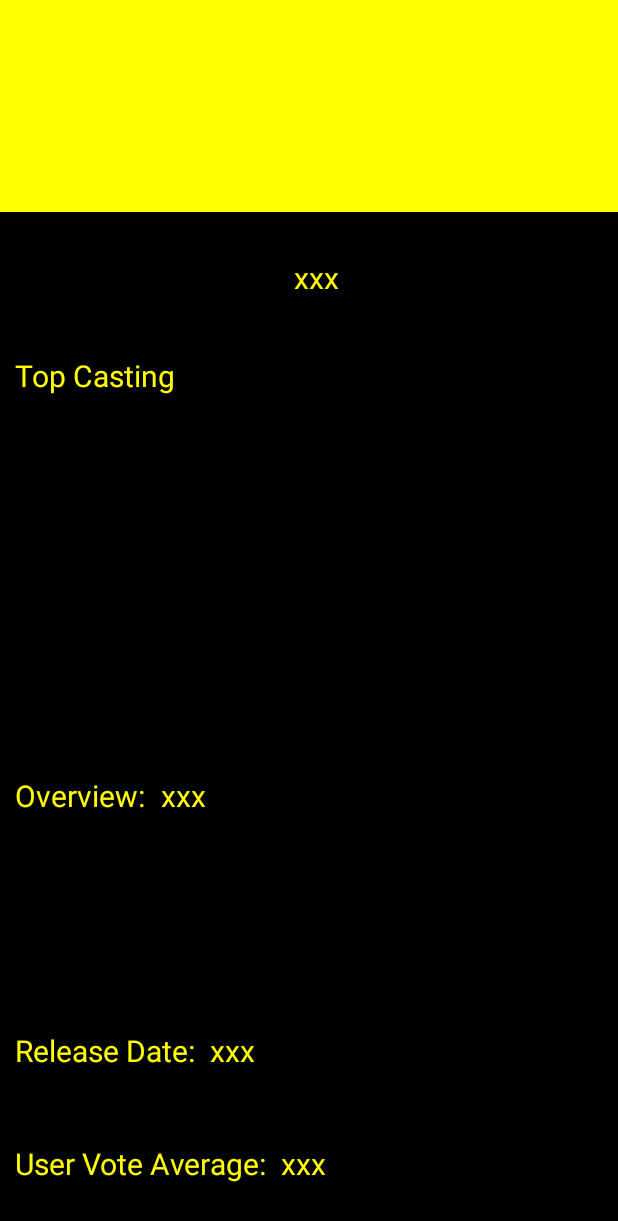
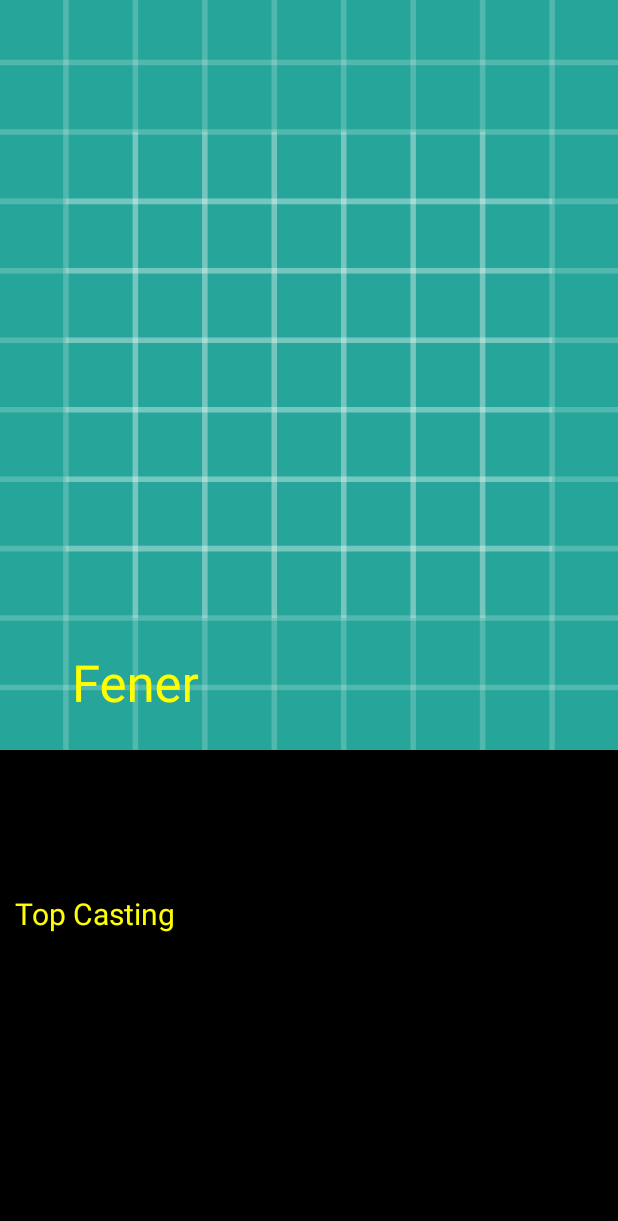
Before and after one commit to enofeb/CinemaApp, an Android app: the DetailActivity screen opened directly, with no data from a screen before it, on a phone screen of 412 x 824 dp. Shown: the top 1221 px of the screen. Run offline under Robolectric (Android 15) with nearby library versions, the phone set to English and light mode, and no system bars; our stand-ins replace ButterKnife, Dagger/Hilt's generated code, RxJava; pictures from the network do not load; 1 statement that could not run was skipped.

Commit message:
added:Collapsing Toolbar to show  bigger Movie Poster

```diff
--- a/app/build.gradle
+++ b/app/build.gradle
@@ -1,7 +1,7 @@
 apply plugin: 'com.android.application'
 apply plugin: 'realm-android'
 apply plugin: 'com.google.gms.google-services'
-apply from:   'dependencies.gradle'
+apply from: 'dependencies.gradle'
 android {
     compileSdkVersion 28
     buildToolsVersion '28.0.3'
@@ -43,6 +43,7 @@ dependencies {
     implementation butterknifeDependencies.values()
     implementation androidDesignDependencies.values()
     implementation androidLifeCycleDependencies.values()
+    implementation 'com.android.support.constraint:constraint-layout:1.1.3'
     androidTestImplementation androidTestDependencies.values()
     annotationProcessor androidAnnotationProcessor.values()
 
--- a/app/src/main/java/com/example/enes/cinemaapp/activity/DetailActivity.java
+++ b/app/src/main/java/com/example/enes/cinemaapp/activity/DetailActivity.java
@@ -1,13 +1,16 @@
 package com.example.enes.cinemaapp.activity;
+import com.bumptech.glide.Glide;
 import com.example.enes.cinemaapp.activity.adapter.CastAdapter;
 import com.example.enes.cinemaapp.data.model.Cast;
 import com.example.enes.cinemaapp.data.model.Movie;
+import android.graphics.Color;
 import android.os.Bundle;
 import android.support.annotation.CallSuper;
+import android.support.design.widget.CollapsingToolbarLayout;
 import android.support.v7.widget.RecyclerView;
+import android.support.v7.widget.Toolbar;
 import android.widget.ImageView;
 import android.widget.TextView;
-import com.bumptech.glide.Glide;
 import com.example.enes.cinemaapp.R;
 import com.example.enes.cinemaapp.DaggerApp;
 import com.example.enes.cinemaapp.movie.contract.DetailContract;
@@ -25,8 +28,9 @@ public class DetailActivity extends BaseActivity implements DetailContract.CastV
     private CastAdapter mCastAdapter;
     private List<Cast> mCastList;
 
+    @BindView(R.id.toolbar) Toolbar toolbar;
+    @BindView(R.id.collapsing_toolbar) CollapsingToolbarLayout collapsingToolbarLayout;
     @BindView(R.id.movie_image) ImageView mIvMovie;
-    @BindView(R.id.movie_name) TextView mIvName;
     @BindView(R.id.movie_overview) TextView mIvOverview;
     @BindView(R.id.movie_release_date) TextView mIvReleaseDate;
     @BindView(R.id.movie_vote_average) TextView mIvVoteAvg;
@@ -54,22 +58,26 @@ public class DetailActivity extends BaseActivity implements DetailContract.CastV
     @Override
     protected void initView() {
 
+        setSupportActionBar(toolbar);
+        collapsingToolbarLayout.setExpandedTitleColor(Color.YELLOW);
+        collapsingToolbarLayout.setCollapsedTitleTextColor(Color.YELLOW);
+
         if(getIntent().hasExtra(DETAIL_VIEW)){
             mMovie=getIntent().getParcelableExtra(DETAIL_VIEW);
             Glide.with(this).load(MOVIE_URL+mMovie.getImagePath()).into(mIvMovie);
-            mIvName.setText(mMovie.getTitle());
+
+            collapsingToolbarLayout.setTitle(mMovie.getTitle());
             mIvOverview.setText(mMovie.getOverView());
             mIvVoteAvg.setText(mMovie.getVoteAverage().toString());
             mIvReleaseDate.setText(mMovie.getReleaseDate());
             mCastList=new ArrayList<>();
             mCastAdapter=new CastAdapter(this,mCastList);
             mRecyclerView.setAdapter(mCastAdapter);
-
-
         }
     }
     @Override
     protected int getContentView() {
         return R.layout.movie_content_detail_layout;
     }
+
 }
--- a/app/src/main/java/com/example/enes/cinemaapp/data/DataManagerImp.java
+++ b/app/src/main/java/com/example/enes/cinemaapp/data/DataManagerImp.java
@@ -4,7 +4,6 @@ import android.support.annotation.Nullable;
 import android.util.Log;
 import com.example.enes.cinemaapp.data.database.IDatabase;
 import com.example.enes.cinemaapp.data.model.Movie;
-import com.example.enes.cinemaapp.data.model.MovieGetting;
 import com.example.enes.cinemaapp.service.Service;
 import java.util.List;
 import javax.inject.Singleton;
@@ -16,8 +15,6 @@ import static com.example.enes.cinemaapp.utils.Constants.CREDITS;
 
 @Singleton
 public class DataManagerImp implements DataManager {
-
-    private static final String TAG=DataManagerImp.class.getName();
 
     @NonNull
     private final   Service mService;
@@ -35,7 +32,6 @@ public class DataManagerImp implements DataManager {
 
         Observable<Movie> movieObservable=mService.getPopularMovies(page)
                 .subscribeOn(Schedulers.io())
-                .doOnSuccess(movieMovieGetting -> clearMovies(movieMovieGetting))
                 .map(movieMovieGetting -> movieMovieGetting.getResults())
                 .toObservable()
                 .flatMap(movieList -> Observable.fromIterable(movieList))
@@ -72,10 +68,4 @@ public class DataManagerImp implements DataManager {
         return Single.concat(mIDatabase.fetchCastSingle(movieId),getCast(movieId,"credits"))
                 .filter(movie -> movie.getCasting()!=null).firstElement();
     }
-
-    private void clearMovies(MovieGetting<Movie> movieDiscoverResponse) {
-        if (movieDiscoverResponse.getPage() == 1) {
-            mIDatabase.clearMovies();
-        }
-    }
 }
--- a/app/src/main/java/com/example/enes/cinemaapp/utils/Constants.java
+++ b/app/src/main/java/com/example/enes/cinemaapp/utils/Constants.java
@@ -5,5 +5,5 @@ public final class Constants {
     public static final String CREDITS = "credits";
     public static final int PAGE_SIZE=20;
     public static  String DETAIL_VIEW="viewControl";
-    public static String MOVIE_URL="https://image.tmdb.org/t/p/w185/";
+    public static String MOVIE_URL="https://image.tmdb.org/t/p/w500/";
 }
--- a/app/src/main/res/layout/activity_main.xml
+++ b/app/src/main/res/layout/activity_main.xml
@@ -4,8 +4,7 @@
     android:id="@+id/swipe_refresh"
     xmlns:tools="http://schemas.android.com/tools"
     android:layout_width="match_parent"
-    android:layout_height="match_parent"
-    >
+    android:layout_height="match_parent">
 
     <include layout="@layout/main_content_layout"></include>
 
--- a/app/src/main/res/layout/movie_content_detail_layout.xml
+++ b/app/src/main/res/layout/movie_content_detail_layout.xml
@@ -1,20 +1,69 @@
 <?xml version="1.0" encoding="utf-8"?>
-<android.support.v4.widget.NestedScrollView xmlns:android="http://schemas.android.com/apk/res/android"
+<android.support.design.widget.CoordinatorLayout xmlns:android="http://schemas.android.com/apk/res/android"
     android:layout_width="match_parent"
+    android:layout_height="match_parent"
     xmlns:app="http://schemas.android.com/apk/res-auto"
+    xmlns:tools="http://schemas.android.com/tools"
     android:background="@color/colorBlack"
+    tools:context=".activity.DetailActivity">
+
+    <android.support.v7.widget.Toolbar
+        android:id="@+id/toolbar"
+        android:layout_width="match_parent"
+        android:layout_height="wrap_content"
+        app:title="Cinema App"
+        app:popupTheme="@style/Theme.AppCompat.Light"
+        app:titleTextColor="@color/colorBlack"/>
+    <android.support.design.widget.AppBarLayout
+        android:id="@+id/app_bar"
+        android:layout_height="500dp"
+        android:layout_width="match_parent"
+        android:fitsSystemWindows="true"
+        android:theme="@style/ThemeOverlay.AppCompat.Dark.ActionBar">
+
+        <android.support.design.widget.CollapsingToolbarLayout
+            android:id="@+id/collapsing_toolbar"
+            android:layout_width="match_parent"
+            android:layout_height="match_parent"
+            android:fitsSystemWindows="true"
+            app:contentScrim="@color/colorBlack"
+            app:expandedTitleMarginEnd="64dp"
+            app:expandedTitleMarginStart="48dp"
+            app:title="Fener"
+            app:expandedTitleTextAppearance="@color/colorYellow"
+            app:layout_scrollFlags="scroll|exitUntilCollapsed">
+
+            <ImageView
+                android:id="@+id/movie_image"
+                android:layout_width="match_parent"
+                android:layout_height="match_parent"
+                android:fitsSystemWindows="true"
+                android:src="@drawable/ic_launcher_background"
+                app:layout_collapseMode="parallax"
+                android:scaleType="centerCrop"
+                android:contentDescription="TODO" />
+
+            <android.support.v7.widget.Toolbar
+                android:layout_width="match_parent"
+                android:layout_height="?attr/actionBarSize"
+                app:layout_collapseMode="pin"
+                app:popupTheme="@style/ThemeOverlay.AppCompat.Light"/>
+
+        </android.support.design.widget.CollapsingToolbarLayout>
+    </android.support.design.widget.AppBarLayout>
+
+    <android.support.v4.widget.NestedScrollView
+        android:layout_width="match_parent"
+        android:clipToPadding="false"
+        app:layout_behavior="@string/appbar_scrolling_view_behavior"
         android:layout_height="match_parent">
+
 
         <LinearLayout
             android:layout_width="match_parent"
             android:layout_height="match_parent"
             android:orientation="vertical">
 
-        <ImageView
-            android:id="@+id/movie_image"
-            android:background="@color/colorYellow"
-            android:layout_width="match_parent" android:contentDescription="TODO"
-            android:layout_height="141dp" />
 
             <LinearLayout
                 android:layout_width="match_parent"
@@ -23,37 +72,27 @@
                 android:orientation="horizontal">
 
 
-            <TextView
-                android:layout_width="match_parent"
-                android:layout_height="wrap_content"
-                android:layout_marginLeft="10dp"
-                android:textSize="20dp"
-                android:gravity="center"
-                android:id="@+id/movie_name"
-                android:textColor="@color/colorYellow"
-                android:text="xxx"
-                android:layout_marginTop="10dp"
-                />
-
             </LinearLayout>
 
             <RelativeLayout
-            android:layout_marginTop="20dp"
                 android:layout_width="match_parent"
-            android:layout_height="250dp">
+                android:layout_height="250dp"
+                android:layout_marginTop="20dp">
+
                 <TextView
                     android:layout_width="wrap_content"
+                    android:layout_height="wrap_content"
+                    android:layout_marginLeft="10dp"
+                    android:text="Top Casting"
                     android:textColor="@color/colorYellow"
-                android:text="Top Casting"
-                android:layout_marginLeft="10dp"
-                android:textSize="20dp"
-                android:layout_height="wrap_content" />
+                    android:textSize="20dp" />
+
                 <android.support.v7.widget.RecyclerView
                     android:id="@+id/recycler_view_cast"
                     android:layout_width="match_parent"
                     android:layout_height="wrap_content"
+                    android:layout_marginTop="30dp"
                     android:divider="@null"
-                android:layout_marginTop="30dp"
                     android:orientation="horizontal"
                     app:layoutManager="android.support.v7.widget.LinearLayoutManager" />
 
@@ -70,9 +109,9 @@
                     android:layout_width="wrap_content"
                     android:layout_height="wrap_content"
                     android:layout_marginTop="10dp"
-                android:textColor="@color/colorYellow"
                     android:paddingLeft="10dp"
                     android:text="Overview:"
+                    android:textColor="@color/colorYellow"
                     android:textSize="20dp" />
 
                 <TextView
@@ -81,8 +120,8 @@
                     android:layout_height="wrap_content"
                     android:layout_marginLeft="10dp"
                     android:layout_marginTop="10dp"
+                    android:text="xxx"
                     android:textColor="@color/colorYellow"
-                android:text="xxx"
                     android:textSize="20dp" />
 
             </LinearLayout>
@@ -101,16 +140,16 @@
                     android:text="Release Date:"
                     android:textColor="@color/colorYellow"
                     android:textSize="20dp" />
+
                 <TextView
                     android:id="@+id/movie_release_date"
                     android:layout_width="match_parent"
                     android:layout_height="wrap_content"
                     android:layout_marginLeft="10dp"
-                android:textSize="20dp"
+                    android:layout_marginTop="10dp"
+                    android:text="xxx"
                     android:textColor="@color/colorYellow"
-                android:text="xxx"
-                android:layout_marginTop="10dp"
-                />
+                    android:textSize="20dp" />
 
             </LinearLayout>
 
@@ -124,26 +163,22 @@
                     android:layout_width="wrap_content"
                     android:layout_height="wrap_content"
                     android:layout_marginTop="10dp"
-                android:textSize="20dp"
                     android:paddingLeft="10dp"
+                    android:text="User Vote Average:"
                     android:textColor="@color/colorYellow"
-                android:text="User Vote Average:" />
+                    android:textSize="20dp" />
+
                 <TextView
                     android:id="@+id/movie_vote_average"
                     android:layout_width="match_parent"
                     android:layout_height="wrap_content"
                     android:layout_marginLeft="10dp"
-                android:textSize="20dp"
+                    android:layout_marginTop="10dp"
                     android:text="xxx"
                     android:textColor="@color/colorYellow"
-                android:layout_marginTop="10dp"
-                />
+                    android:textSize="20dp" />
 
             </LinearLayout>
-
-
-
-
         </LinearLayout>
-
     </android.support.v4.widget.NestedScrollView>
+</android.support.design.widget.CoordinatorLayout>
--- a/app/src/main/res/values/dimens.xml
+++ b/app/src/main/res/values/dimens.xml
@@ -12,4 +12,5 @@
     <dimen name="overview_text_size">13dp</dimen>
     <dimen name="cast_width">120dp</dimen>
     <dimen name="cast_heigh">150dp</dimen>
+    <dimen name="fab_margin">16dp</dimen>
 </resources>
--- a/app/src/main/res/values/strings.xml
+++ b/app/src/main/res/values/strings.xml
@@ -1,3 +1,4 @@
 <resources>
     <string name="app_name">CinemaApp</string>
+    <string name="title_activity_collappse">Collappse</string>
 </resources>
--- a/app/src/main/res/values/styles.xml
+++ b/app/src/main/res/values/styles.xml
@@ -9,4 +9,8 @@
         <item name="colorAccent">@color/colorAccent</item>
     </style>
 
+    <style name="AppTheme.AppBarOverlay" parent="ThemeOverlay.AppCompat.Dark.ActionBar" />
+
+    <style name="AppTheme.PopupOverlay" parent="ThemeOverlay.AppCompat.Light" />
+
 </resources>
```
Also changed, not shown: app/src/main/AndroidManifest.xml (+9 -12 lines). Lines whose indentation alone changed are shown as unchanged.
